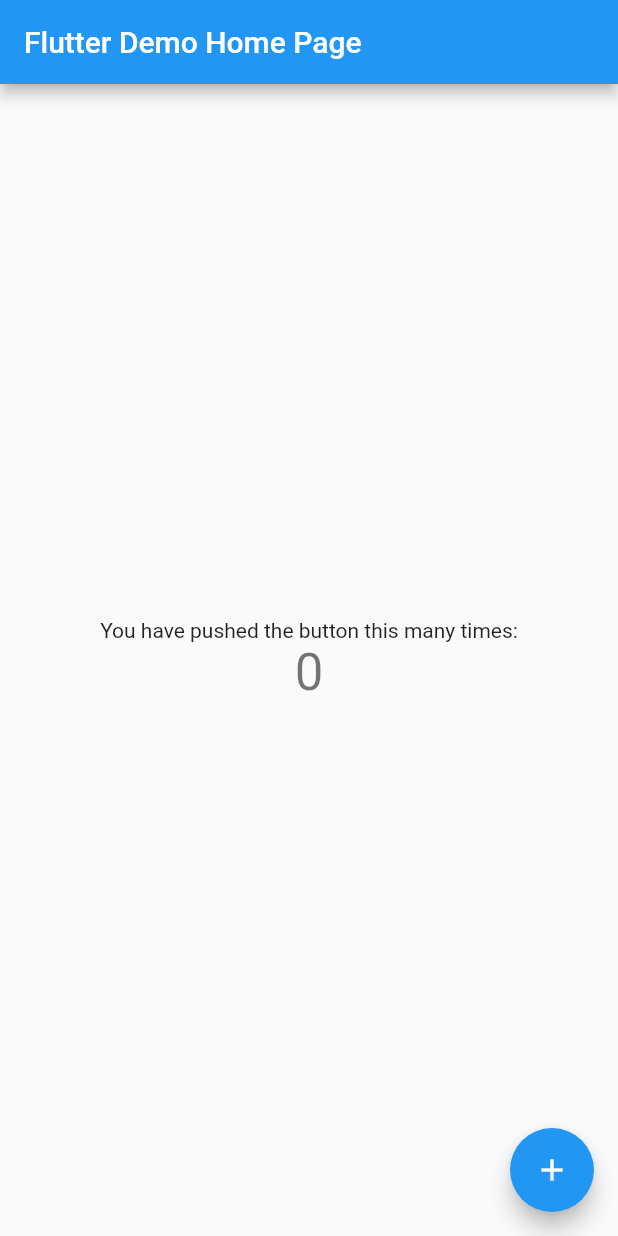
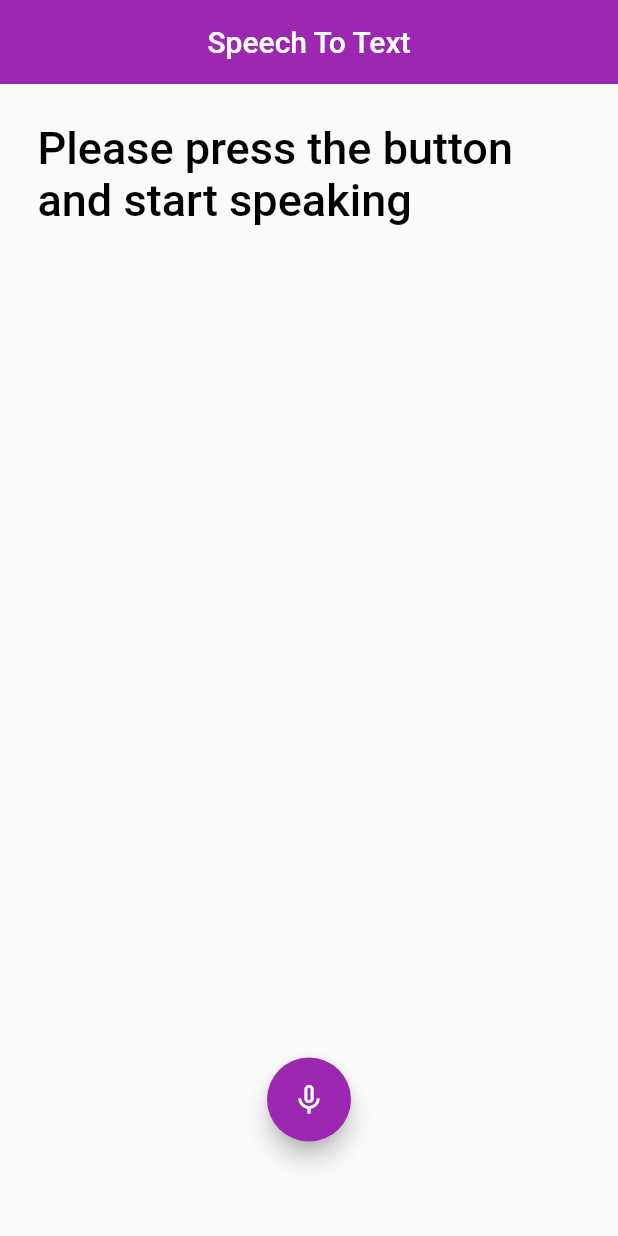
Before and after one commit to zakircse/Speech2Text_App, a Flutter app: the screen it shows after launch, on a phone screen of 412 x 824 dp. Run offline on Flutter 3.47's test engine with Material 2 defaults, Android fonts, the phone set to English and light mode, and no system bars; drawn by our look-alikes of avatar_glow; our stand-ins replace speech_to_text; missing offline and left inert: highlight_text.

Commit message:
Project finished

```diff
--- a/lib/main.dart
+++ b/lib/main.dart
@@ -1,115 +1,104 @@
 import 'package:flutter/material.dart';
+import 'package:speech_to_text/speech_to_text.dart' as stt;
+import 'package:highlight_text/highlight_text.dart';
+import 'package:avatar_glow/avatar_glow.dart';
 
 void main() {
-  runApp(const MyApp());
+  runApp(MyApp());
 }
 
 class MyApp extends StatelessWidget {
   const MyApp({Key? key}) : super(key: key);
 
-  // This widget is the root of your application.
   @override
   Widget build(BuildContext context) {
     return MaterialApp(
-      title: 'Flutter Demo',
+      title: "Speech To Text",
+      debugShowCheckedModeBanner: false,
       theme: ThemeData(
-        // This is the theme of your application.
-        //
-        // Try running your application with "flutter run". You'll see the
-        // application has a blue toolbar. Then, without quitting the app, try
-        // changing the primarySwatch below to Colors.green and then invoke
-        // "hot reload" (press "r" in the console where you ran "flutter run",
-        // or simply save your changes to "hot reload" in a Flutter IDE).
-        // Notice that the counter didn't reset back to zero; the application
-        // is not restarted.
-        primarySwatch: Colors.blue,
+        primarySwatch: Colors.purple,
       ),
-      home: const MyHomePage(title: 'Flutter Demo Home Page'),
+      home: SpeechScreen(),
     );
   }
 }
 
-class MyHomePage extends StatefulWidget {
-  const MyHomePage({Key? key, required this.title}) : super(key: key);
-
-  // This widget is the home page of your application. It is stateful, meaning
-  // that it has a State object (defined below) that contains fields that affect
-  // how it looks.
-
-  // This class is the configuration for the state. It holds the values (in this
-  // case the title) provided by the parent (in this case the App widget) and
-  // used by the build method of the State. Fields in a Widget subclass are
-  // always marked "final".
-
-  final String title;
+class SpeechScreen extends StatefulWidget {
+  const SpeechScreen({Key? key}) : super(key: key);
 
   @override
-  State<MyHomePage> createState() => _MyHomePageState();
+  _SpeechScreenState createState() => _SpeechScreenState();
 }
 
-class _MyHomePageState extends State<MyHomePage> {
-  int _counter = 0;
+class _SpeechScreenState extends State<SpeechScreen> {
+  stt.SpeechToText? _speech;
+  bool _isListening = false;
+  String _text = "Please press the button and start speaking";
+  void onListen() async {
+    if (!_isListening) {
+      bool available = await _speech!.initialize(
+          onStatus: (val) => print("onstatus: $val"),
+          onError: (val) => print("onError: $val"));
+      if (available) {
+        setState(() {
+          _isListening = true;
+        });
+        _speech!.listen(
+            onResult: (val) => setState(() {
+                  _text = val.recognizedWords;
+                }));
+      }
+    } else {
+      setState(() {
+        _isListening = false;
+        _speech!.stop();
+      });
+    }
+  }
 
-  void _incrementCounter() {
-    setState(() {
-      // This call to setState tells the Flutter framework that something has
-      // changed in this State, which causes it to rerun the build method below
-      // so that the display can reflect the updated values. If we changed
-      // _counter without calling setState(), then the build method would not be
-      // called again, and so nothing would appear to happen.
-      _counter++;
-    });
+  @override
+  void initState() {
+    super.initState();
+    _speech = stt.SpeechToText();
   }
 
   @override
   Widget build(BuildContext context) {
-    // This method is rerun every time setState is called, for instance as done
-    // by the _incrementCounter method above.
-    //
-    // The Flutter framework has been optimized to make rerunning build methods
-    // fast, so that you can just rebuild anything that needs updating rather
-    // than having to individually change instances of widgets.
-    return Scaffold(
-      appBar: AppBar(
-        // Here we take the value from the MyHomePage object that was created by
-        // the App.build method, and use it to set our appbar title.
-        title: Text(widget.title),
-      ),
-      body: Center(
-        // Center is a layout widget. It takes a single child and positions it
-        // in the middle of the parent.
-        child: Column(
-          // Column is also a layout widget. It takes a list of children and
-          // arranges them vertically. By default, it sizes itself to fit its
-          // children horizontally, and tries to be as tall as its parent.
-          //
-          // Invoke "debug painting" (press "p" in the console, choose the
-          // "Toggle Debug Paint" action from the Flutter Inspector in Android
-          // Studio, or the "Toggle Debug Paint" command in Visual Studio Code)
-          // to see the wireframe for each widget.
-          //
-          // Column has various properties to control how it sizes itself and
-          // how it positions its children. Here we use mainAxisAlignment to
-          // center the children vertically; the main axis here is the vertical
-          // axis because Columns are vertical (the cross axis would be
-          // horizontal).
-          mainAxisAlignment: MainAxisAlignment.center,
-          children: <Widget>[
-            const Text(
-              'You have pushed the button this many times:',
+    return SafeArea(
+      child: Scaffold(
+        appBar: AppBar(
+          elevation: 0,
+          centerTitle: true,
+          title: Text("Speech To Text"),
+        ),
+        floatingActionButtonLocation: FloatingActionButtonLocation.centerFloat,
+        floatingActionButton: AvatarGlow(
+          animate: _isListening,
+          glowColor: Theme.of(context).primaryColor,
+          endRadius: 75.0,
+          duration: Duration(milliseconds: 2000),
+          repeatPauseDuration: Duration(milliseconds: 100),
+          repeat: true,
+          child: FloatingActionButton(
+            onPressed: onListen,
+            child: Icon(_isListening ? Icons.mic : Icons.mic_none),
+          ),
+        ),
+        body: SingleChildScrollView(
+          reverse: true,
+          child: Container(
+            padding: EdgeInsets.fromLTRB(25, 25, 25, 150),
+            child: Text(
+              _text,
+              style: TextStyle(
+                color: Colors.black,
+                fontWeight: FontWeight.w500,
+                fontSize: 30,
+              ),
             ),
-            Text(
-              '$_counter',
-              style: Theme.of(context).textTheme.headline4,
-            ),
-          ],
+          ),
         ),
       ),
-      floatingActionButton: FloatingActionButton(
-        onPressed: _incrementCounter,
-        tooltip: 'Increment',
-        child: const Icon(Icons.add),
-      ), // This trailing comma makes auto-formatting nicer for build methods.
     );
   }
 }
--- a/pubspec.yaml
+++ b/pubspec.yaml
@@ -34,6 +34,9 @@
   # The following adds the Cupertino Icons font to your application.
   # Use with the CupertinoIcons class for iOS style icons.
   cupertino_icons: ^1.0.2
+  speech_to_text: ^4.2.0
+  highlight_text: ^1.3.0
+  avatar_glow: ^2.0.2
 
 dev_dependencies:
   flutter_test:
```
Also changed, not shown: pubspec.lock, 3 other files.
